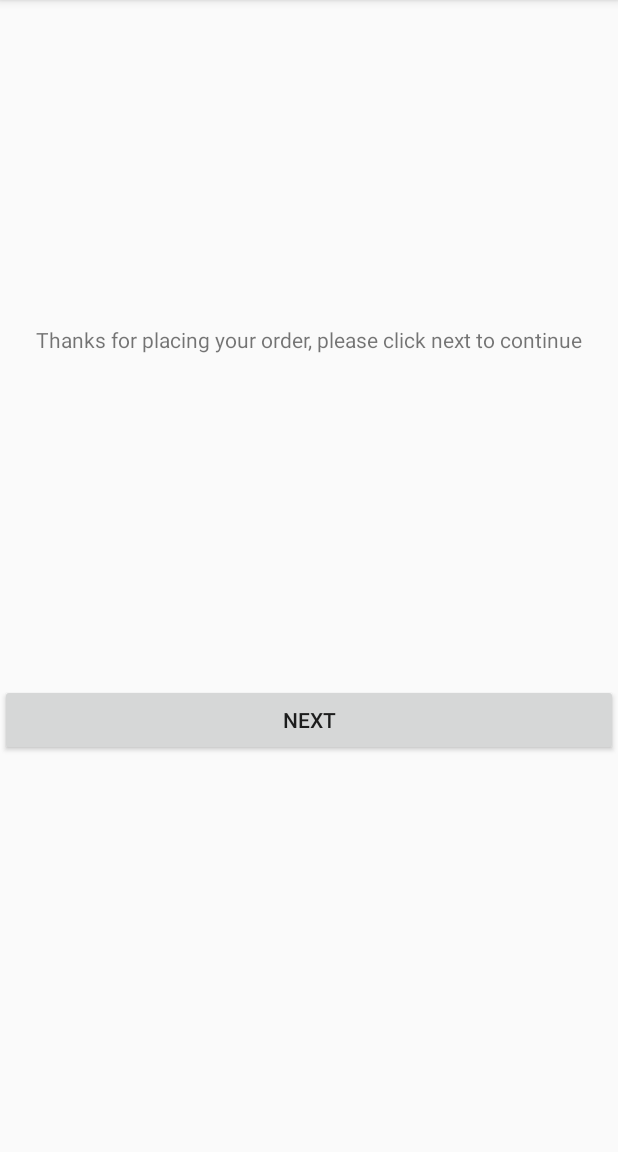
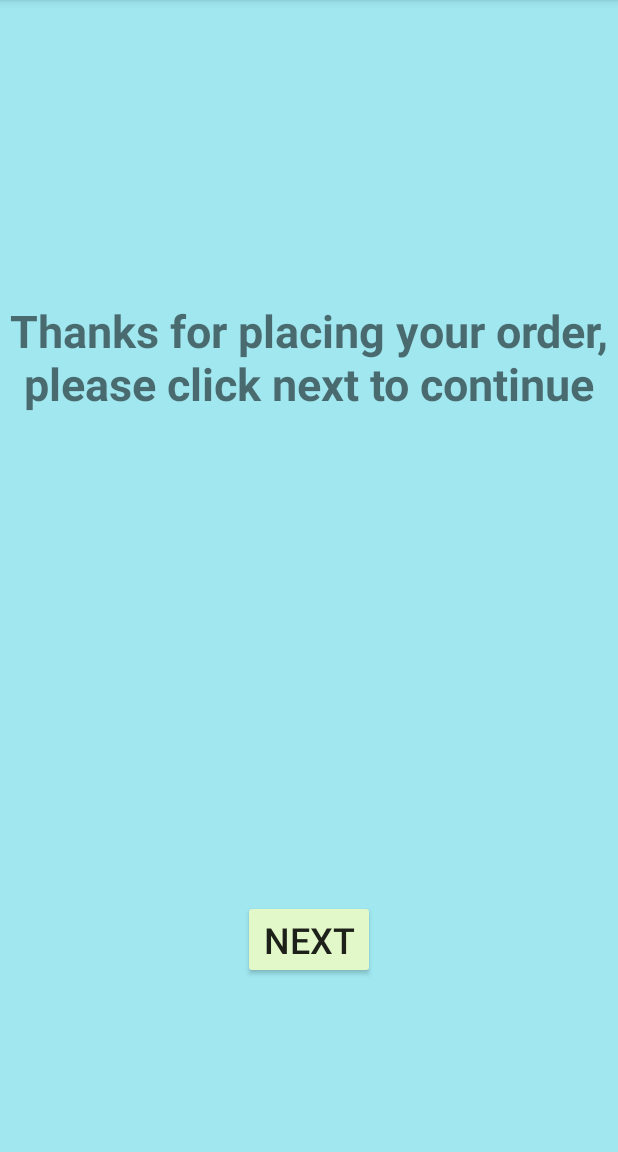
Before and after one commit to CantonCode/CS4048, an Android app: the fragment confirm shown on its own in the app's theme, on a phone screen of 412 x 824 dp, the part 84-1236 px from its top. Run offline under Robolectric (Android 15) with nearby library versions, the phone set to English and light mode, and no system bars; Roboto replaces fonts that are not available here.

Commit message:
Updated the layout files

```diff
--- a/fragmentswk3/app/src/main/res/layout/next.xml
+++ b/fragmentswk3/app/src/main/res/layout/next.xml
@@ -1,32 +1,30 @@
 <?xml version="1.0" encoding="utf-8"?>
-<androidx.constraintlayout.widget.ConstraintLayout xmlns:android="http://schemas.android.com/apk/res/android"
+<RelativeLayout xmlns:android="http://schemas.android.com/apk/res/android"
     xmlns:app="http://schemas.android.com/apk/res-auto"
     xmlns:tools="http://schemas.android.com/tools"
     android:id="@+id/linearLayout"
     android:layout_width="match_parent"
-    android:layout_height="match_parent">
+    android:layout_height="match_parent"
+    android:background="#F79DE7F0">
 
     <Button
         android:id="@+id/next"
-        android:layout_width="0dp"
+        android:layout_width="wrap_content"
         android:layout_height="wrap_content"
-        android:layout_marginTop="456dp"
+        android:layout_centerHorizontal="true"
+        android:layout_marginTop="600dp"
+        android:backgroundTint="#E2F8C8"
         android:text="@string/next"
-        app:layout_constraintEnd_toEndOf="parent"
-        app:layout_constraintHorizontal_bias="1.0"
-        app:layout_constraintStart_toStartOf="parent"
-        app:layout_constraintTop_toTopOf="parent" />
+        android:textSize="24sp" />
 
     <TextView
         android:id="@+id/textView5"
         android:layout_width="wrap_content"
         android:layout_height="wrap_content"
-        android:layout_marginStart="19dp"
-        android:layout_marginEnd="19dp"
+        android:layout_marginTop="200dp"
         android:text="@string/thank"
-        app:layout_constraintBottom_toTopOf="@+id/next"
-        app:layout_constraintEnd_toEndOf="parent"
-        app:layout_constraintStart_toStartOf="parent"
-        app:layout_constraintTop_toTopOf="parent"
-        app:layout_constraintVertical_bias="0.496" />
-</androidx.constraintlayout.widget.ConstraintLayout>
+        android:textAlignment="center"
+        android:textSize="30sp"
+        android:textStyle="bold"
+        app:layout_constraintBottom_toTopOf="@+id/next" />
+</RelativeLayout>
--- a/fragmentswk3/app/src/main/res/layout/summary.xml
+++ b/fragmentswk3/app/src/main/res/layout/summary.xml
@@ -42,7 +42,7 @@
         android:layout_marginStart="50dp"
         android:layout_marginTop="500dp"
         android:text="@string/total"
-        android:textSize="24sp"
+        android:textSize="30sp"
         android:textStyle="bold" />
 
     <TextView
@@ -53,5 +53,5 @@
         android:layout_marginTop="500dp"
         android:text=""
         android:textColor="#FDEC182A"
-        android:textSize="18sp" />
+        android:textSize="30sp" />
 </RelativeLayout>
```
Also changed, not shown: fragmentswk3/app/src/main/res/layout/drinks.xml (+7 -5 lines), fragmentswk3/app/src/main/res/layout/lunch.xml (+8 -5 lines), fragmentswk3/app/src/main/res/layout/main.xml (+8 -5 lines), fragmentswk3/app/src/main/res/layout/starters.xml (+6 -4 lines).
